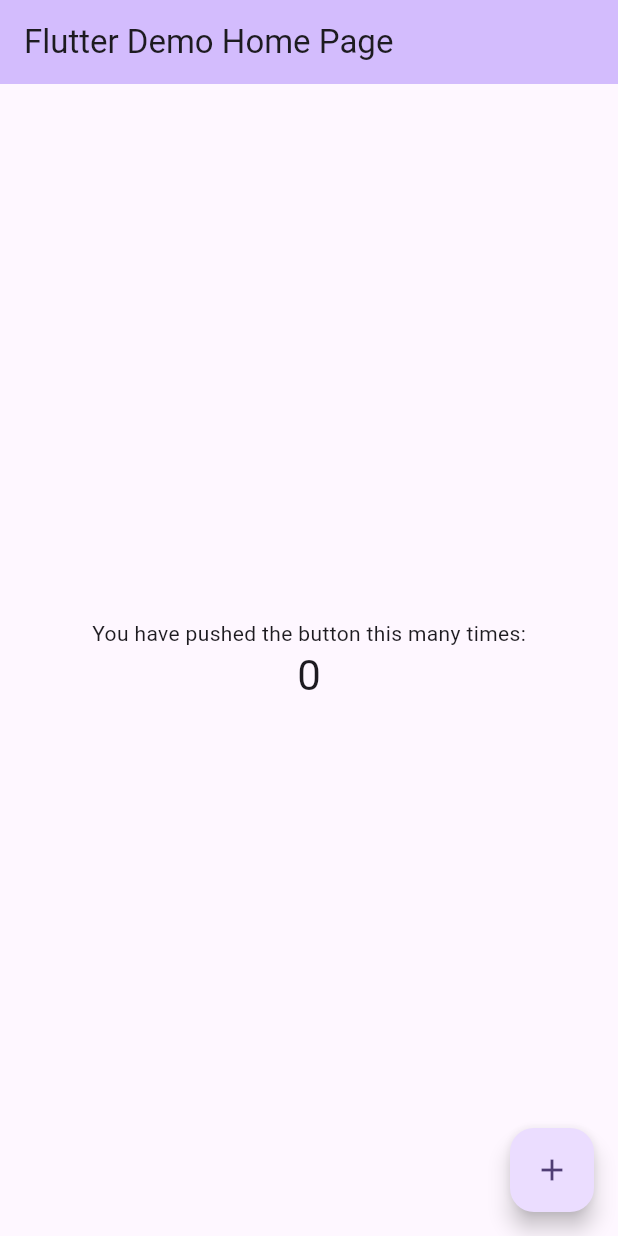
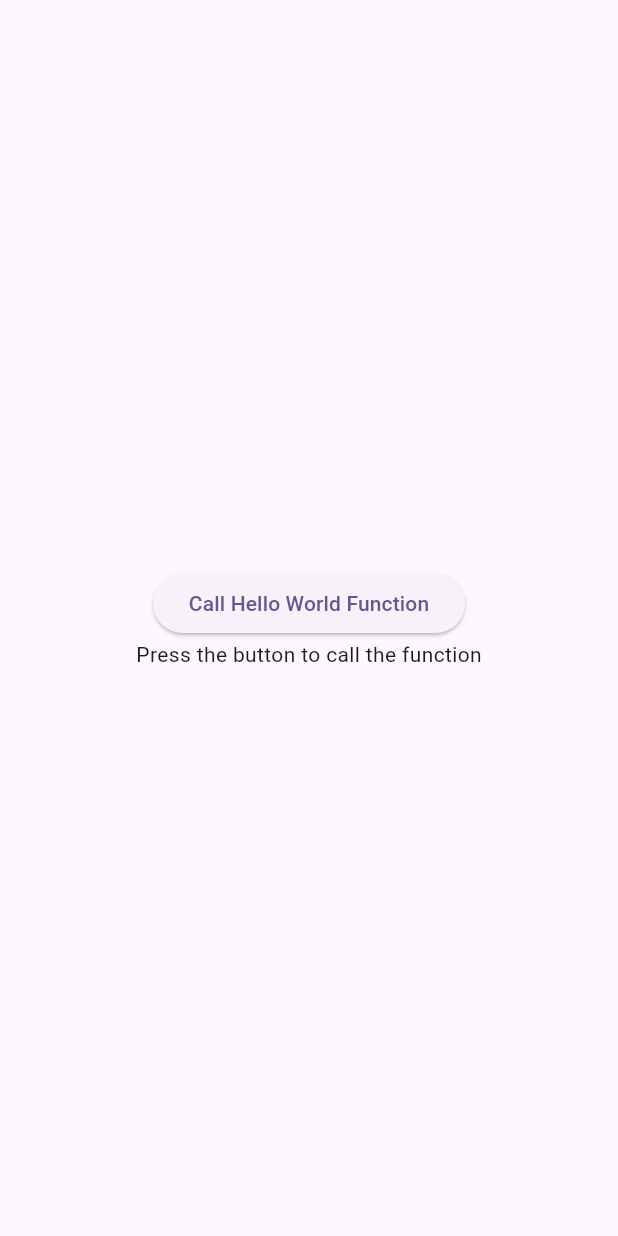
Before and after one commit to ethernetz/happy-hour-finder, a Flutter app: the screen it shows after launch, on a phone screen of 412 x 824 dp. Run offline on Flutter 3.47's test engine with Material 2 defaults, Android fonts, the phone set to English and light mode, and no system bars; our stand-ins replace cloud_functions, firebase_core; accounts and stored records are empty.

Commit message:
connect to firebase functions and emulator

```diff
--- a/app/lib/main.dart
+++ b/app/lib/main.dart
@@ -1,4 +1,6 @@
+import 'package:cloud_functions/cloud_functions.dart';
 import 'package:firebase_core/firebase_core.dart';
+import 'package:flutter/foundation.dart';
 import 'firebase_options.dart';
 import 'package:flutter/material.dart';
 
@@ -6,125 +8,82 @@ Future<void> main() async {
   WidgetsFlutterBinding.ensureInitialized();
 
   await Firebase.initializeApp(options: DefaultFirebaseOptions.currentPlatform);
+
+  if (kDebugMode) {
+    try {
+      FirebaseFunctions.instance.useFunctionsEmulator("localhost", 5001);
+    } catch (exception) {
+      print(exception);
+    }
+  }
   runApp(const MyApp());
 }
 
 class MyApp extends StatelessWidget {
   const MyApp({super.key});
-
-  // This widget is the root of your application.
   @override
   Widget build(BuildContext context) {
     return MaterialApp(
-      title: 'Flutter Demo',
       theme: ThemeData(
-        // This is the theme of your application.
-        //
-        // TRY THIS: Try running your application with "flutter run". You'll see
-        // the application has a blue toolbar. Then, without quitting the app,
-        // try changing the seedColor in the colorScheme below to Colors.green
-        // and then invoke "hot reload" (save your changes or press the "hot
-        // reload" button in a Flutter-supported IDE, or press "r" if you used
-        // the command line to start the app).
-        //
-        // Notice that the counter didn't reset back to zero; the application
-        // state is not lost during the reload. To reset the state, use hot
-        // restart instead.
-        //
-        // This works for code too, not just values: Most code changes can be
-        // tested with just a hot reload.
         colorScheme: ColorScheme.fromSeed(seedColor: Colors.deepPurple),
         useMaterial3: true,
       ),
-      home: const MyHomePage(title: 'Flutter Demo Home Page'),
+      home: const Scaffold(
+        body: Center(
+          child: MyHomePage(),
+        ),
+      ),
     );
   }
 }
 
 class MyHomePage extends StatefulWidget {
-  const MyHomePage({super.key, required this.title});
-
-  // This widget is the home page of your application. It is stateful, meaning
-  // that it has a State object (defined below) that contains fields that affect
-  // how it looks.
-
-  // This class is the configuration for the state. It holds the values (in this
-  // case the title) provided by the parent (in this case the App widget) and
-  // used by the build method of the State. Fields in a Widget subclass are
-  // always marked "final".
-
-  final String title;
-
+  const MyHomePage({super.key});
   @override
   State<MyHomePage> createState() => _MyHomePageState();
 }
 
 class _MyHomePageState extends State<MyHomePage> {
-  int _counter = 0;
+  String _functionResponse = 'Press the button to call the function';
 
-  void _incrementCounter() {
-    setState(() {
-      // This call to setState tells the Flutter framework that something has
-      // changed in this State, which causes it to rerun the build method below
-      // so that the display can reflect the updated values. If we changed
-      // _counter without calling setState(), then the build method would not be
-      // called again, and so nothing would appear to happen.
-      _counter++;
-    });
+  Future<void> _callHelloWorldFunction() async {
+    print('callHelloWorldFunction');
+    HttpsCallable callable = FirebaseFunctions.instance.httpsCallable(
+      'helloWorld',
+      options: HttpsCallableOptions(
+        timeout: const Duration(seconds: 5),
+      ),
+    );
+
+    try {
+      final HttpsCallableResult result = await callable.call();
+      print(result);
+      setState(() {
+        _functionResponse = result.data;
+      });
+    } catch (e) {
+      setState(() {
+        if (kDebugMode) print(e);
+        _functionResponse = 'Function call failed: $e';
+      });
+    }
   }
 
   @override
   Widget build(BuildContext context) {
-    // This method is rerun every time setState is called, for instance as done
-    // by the _incrementCounter method above.
-    //
-    // The Flutter framework has been optimized to make rerunning build methods
-    // fast, so that you can just rebuild anything that needs updating rather
-    // than having to individually change instances of widgets.
     return Scaffold(
-      appBar: AppBar(
-        // TRY THIS: Try changing the color here to a specific color (to
-        // Colors.amber, perhaps?) and trigger a hot reload to see the AppBar
-        // change color while the other colors stay the same.
-        backgroundColor: Theme.of(context).colorScheme.inversePrimary,
-        // Here we take the value from the MyHomePage object that was created by
-        // the App.build method, and use it to set our appbar title.
-        title: Text(widget.title),
-      ),
       body: Center(
-        // Center is a layout widget. It takes a single child and positions it
-        // in the middle of the parent.
         child: Column(
-          // Column is also a layout widget. It takes a list of children and
-          // arranges them vertically. By default, it sizes itself to fit its
-          // children horizontally, and tries to be as tall as its parent.
-          //
-          // Column has various properties to control how it sizes itself and
-          // how it positions its children. Here we use mainAxisAlignment to
-          // center the children vertically; the main axis here is the vertical
-          // axis because Columns are vertical (the cross axis would be
-          // horizontal).
-          //
-          // TRY THIS: Invoke "debug painting" (choose the "Toggle Debug Paint"
-          // action in the IDE, or press "p" in the console), to see the
-          // wireframe for each widget.
           mainAxisAlignment: MainAxisAlignment.center,
-          children: <Widget>[
-            const Text(
-              'You have pushed the button this many times:',
+          children: [
+            ElevatedButton(
+              onPressed: _callHelloWorldFunction,
+              child: const Text('Call Hello World Function'),
             ),
-            Text(
-              '$_counter',
-              style: Theme.of(context).textTheme.headlineMedium,
-            ),
+            Text(_functionResponse),
           ],
         ),
       ),
-      floatingActionButton: FloatingActionButton(
-        onPressed: _incrementCounter,
-        tooltip: 'Increment',
-        child: const Icon(Icons.add),
-      ), // This trailing comma makes auto-formatting nicer for build methods.
     );
   }
 }
--- a/tsconfig.json
+++ b/tsconfig.json
@@ -9,5 +9,5 @@
 		"sourceMap": true,
 		"strict": true
 	},
-	"exclude": ["node_modules", "./web/svelte.config.js"]
+	"exclude": ["node_modules", "./web/svelte.config.js", "./scrape/dist/**/*"]
 }
```
Also changed, not shown: package.json (+11 -5 lines), 8 other files.
